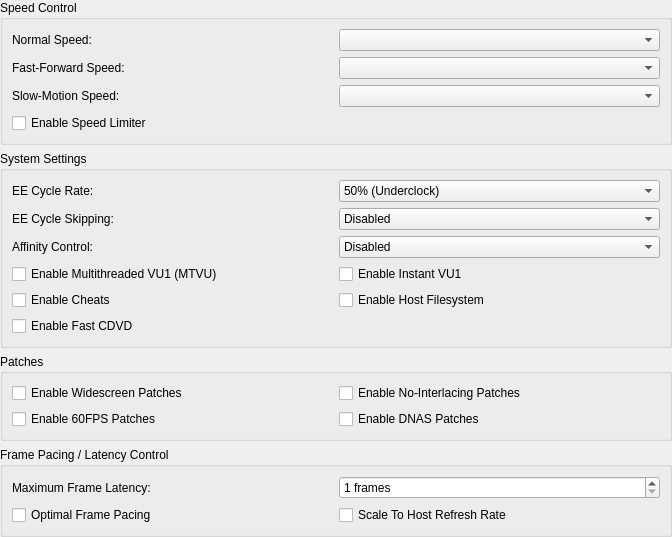
First picture: the form in pcsx2-qt/Settings/EmulationSettingsWidget.ui, repository PCSX2/pcsx2, before the edit.
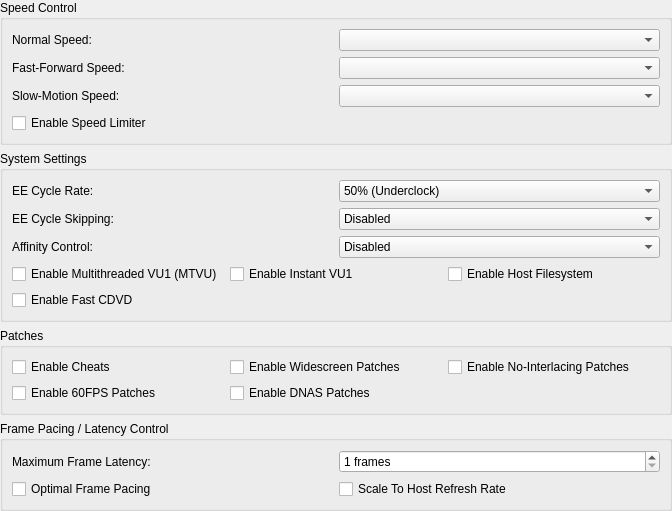
Second picture: the form after the edit.

Commit message: Move Cheats to the Patches Section

```diff
--- a/pcsx2-qt/Settings/EmulationSettingsWidget.ui
+++ b/pcsx2-qt/Settings/EmulationSettingsWidget.ui
@@ -87,13 +87,6 @@
           </property>
          </widget>
         </item>
-        <item row="1" column="0">
-         <widget class="QCheckBox" name="cheats">
-          <property name="text">
-           <string>Enable Cheats</string>
-          </property>
-         </widget>
-        </item>
         <item row="0" column="0">
          <widget class="QCheckBox" name="MTVU">
           <property name="text">
@@ -101,7 +94,7 @@
           </property>
          </widget>
         </item>
-        <item row="1" column="1">
+        <item row="0" column="2">
          <widget class="QCheckBox" name="hostFilesystem">
           <property name="text">
            <string>Enable Host Filesystem</string>
@@ -250,13 +243,20 @@
 		</property>
 		 <layout class="QGridLayout" name="gridLayout_6">
 		  <item row="0" column="0">
+           <widget class="QCheckBox" name="cheats">
+             <property name="text">
+              <string>Enable Cheats</string>
+             </property>
+            </widget>
+           </item>  
+		  <item row="0" column="1">
 			<widget class="QCheckBox" name="widescreenPatches">
 			 <property name="text">
 		    <string>Enable Widescreen Patches</string>
 		  </property>
 		 </widget>
 		</item>
-		  <item row="0" column="1">
+		  <item row="0" column="2">
 			<widget class="QCheckBox" name="noInterlacingPatches">
 			 <property name="text">
 		    <string>Enable No-Interlacing Patches</string>
```
The commit also changes 2 other files.
